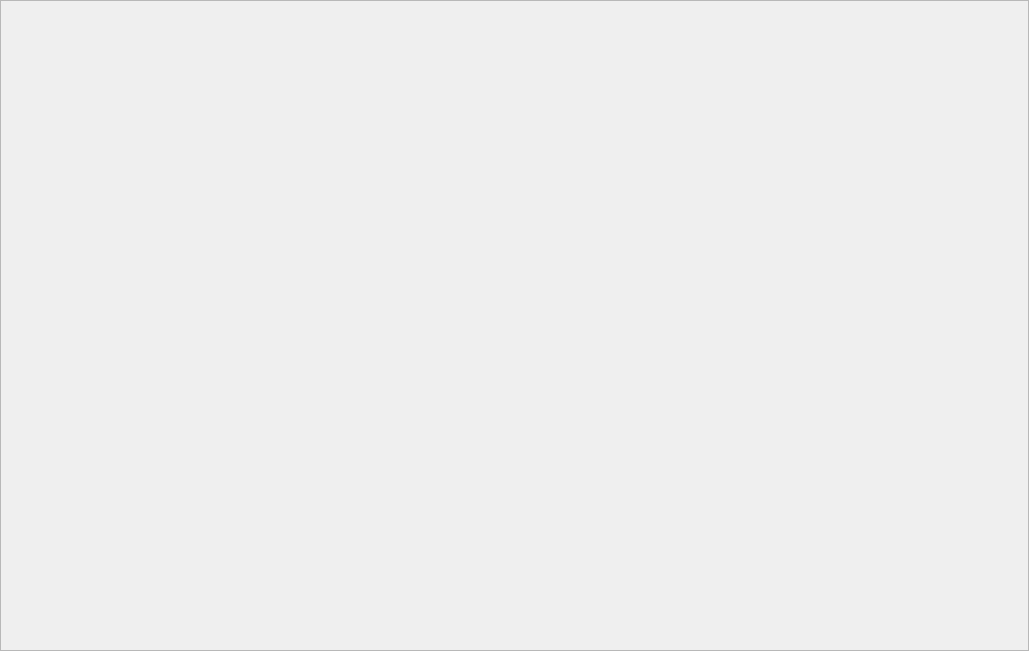
Qt form src/csapex/ui/designer.ui (cogsys-tuebingen/csapex) before a commit.
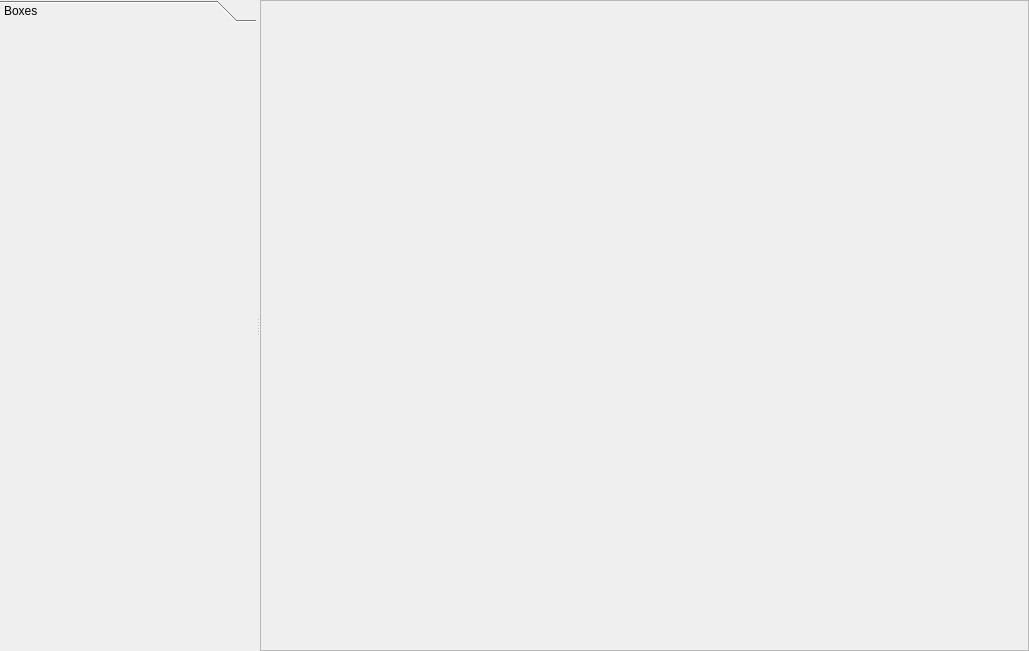
The same form after that commit.

Patch:
```diff
--- a/src/csapex/ui/designer.ui
+++ b/src/csapex/ui/designer.ui
@@ -15,11 +15,48 @@
 	background-color: rgb(255, 255, 255);
 }</string>
   </property>
-  <layout class="QVBoxLayout" name="verticalLayout" stretch="1">
+  <layout class="QHBoxLayout" name="horizontalLayout">
+   <property name="spacing">
+    <number>0</number>
+   </property>
    <property name="margin">
     <number>0</number>
    </property>
    <item>
+    <widget class="QSplitter" name="splitter">
+     <property name="sizePolicy">
+      <sizepolicy hsizetype="Expanding" vsizetype="Preferred">
+       <horstretch>0</horstretch>
+       <verstretch>0</verstretch>
+      </sizepolicy>
+     </property>
+     <property name="orientation">
+      <enum>Qt::Horizontal</enum>
+     </property>
+     <widget class="QToolBox" name="toolBox">
+      <property name="maximumSize">
+       <size>
+        <width>256</width>
+        <height>16777215</height>
+       </size>
+      </property>
+      <property name="currentIndex">
+       <number>0</number>
+      </property>
+      <widget class="QWidget" name="page">
+       <property name="geometry">
+        <rect>
+         <x>0</x>
+         <y>0</y>
+         <width>256</width>
+         <height>620</height>
+        </rect>
+       </property>
+       <attribute name="label">
+        <string>Boxes</string>
+       </attribute>
+      </widget>
+     </widget>
     <widget class="QScrollArea" name="scrollArea">
      <property name="verticalScrollBarPolicy">
       <enum>Qt::ScrollBarAsNeeded</enum>
@@ -35,7 +72,7 @@
        <rect>
         <x>0</x>
         <y>0</y>
-        <width>1027</width>
+         <width>765</width>
         <height>649</height>
        </rect>
       </property>
@@ -47,6 +84,7 @@
         <number>0</number>
        </property>
       </layout>
+      </widget>
      </widget>
     </widget>
    </item>
```
Lines whose indentation alone changed are shown as unchanged.
